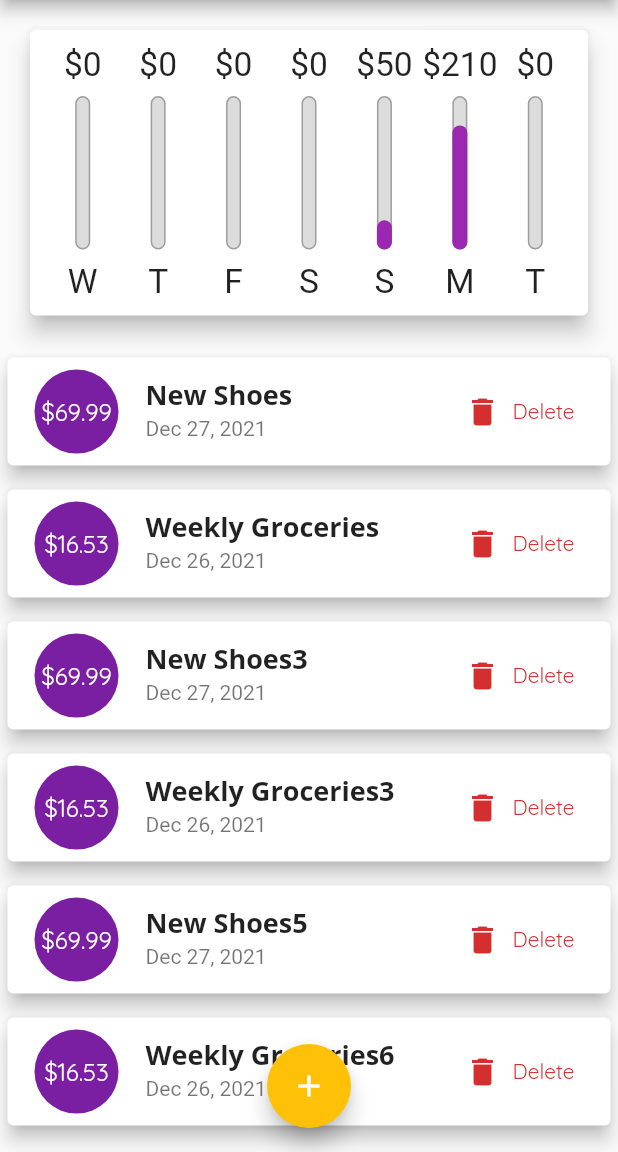
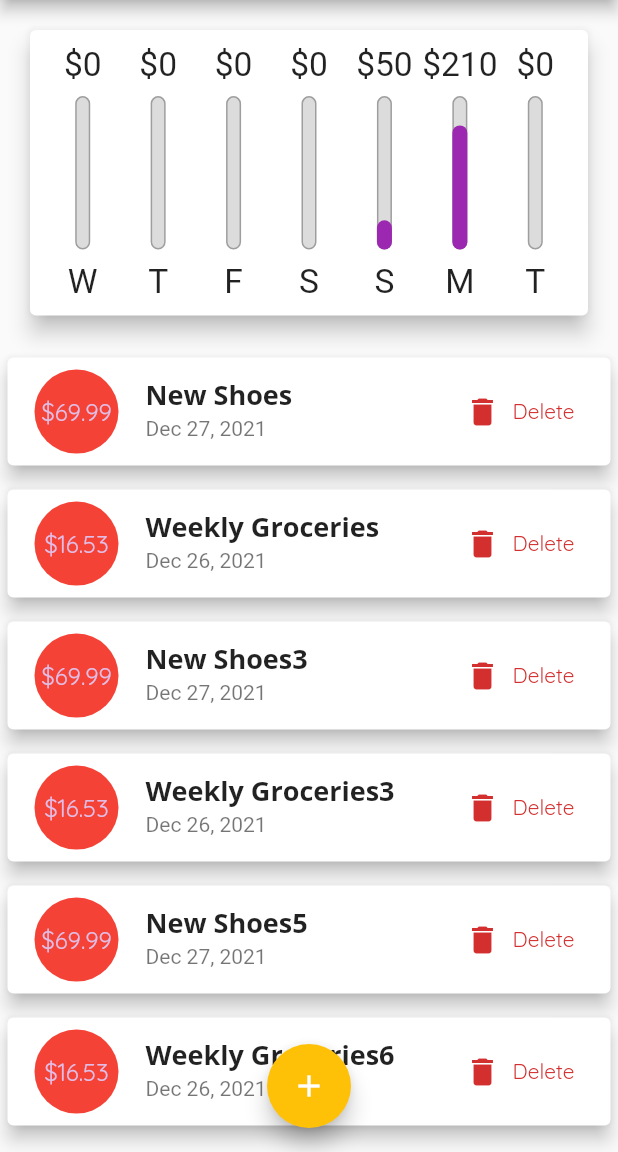
Before and after one commit to jcalderita/course-max-flutter, a Flutter app: the screen it shows after launch, on a phone screen of 412 x 824 dp, the part 84-1236 px from its top. Run offline on Flutter 3.47's test engine with Material 2 defaults, Android fonts, the phone set to English and light mode, and no system bars.

Commit message:
Complete module

```diff
--- a/personal_expenses/lib/main.dart
+++ b/personal_expenses/lib/main.dart
@@ -153,13 +153,51 @@ class _MyHomePageState extends State<MyHomePage> {
         builder: (_) => NewTransaction(_addNewTransact),
       );
 
-  @override
-  Widget build(BuildContext context) {
-    final _mediaQuery = MediaQuery.of(context);
+  List<Widget> _buildLandscapeContent(MediaQueryData _mediaQuery,
+          PreferredSizeWidget _appBar, SizedBox _txtListWidget) =>
+      [
+        Row(
+          mainAxisAlignment: MainAxisAlignment.center,
+          children: [
+            Text(
+              'Show Chart',
+              style: Theme.of(context).textTheme.headline6,
+            ),
+            Switch.adaptive(
+                activeColor: Theme.of(context).colorScheme.secondary,
+                value: _showChart,
+                onChanged: (value) => setState(
+                      () {
+                        _showChart = value;
+                      },
+                    )),
+          ],
+        ),
+        _showChart
+            ? SizedBox(
+                height: (_mediaQuery.size.height -
+                        _appBar.preferredSize.height -
+                        _mediaQuery.padding.vertical) *
+                    0.7,
+                child: Chart(_recentTransactions),
+              )
+            : _txtListWidget
+      ];
 
-    final _isLandscape = _mediaQuery.orientation == Orientation.landscape;
+  List<Widget> _buildPortraitContent(MediaQueryData _mediaQuery,
+          PreferredSizeWidget _appBar, SizedBox _txtListWidget) =>
+      [
+        SizedBox(
+          height: (_mediaQuery.size.height -
+                  _appBar.preferredSize.height -
+                  _mediaQuery.padding.vertical) *
+              0.3,
+          child: Chart(_recentTransactions),
+        ),
+        _txtListWidget
+      ];
 
-    final PreferredSizeWidget _appBar = (Platform.isIOS
+  PreferredSizeWidget _buildAppBar() => (Platform.isIOS
       ? CupertinoNavigationBar(
           middle: const Text('Personal Expenses'),
           trailing: Row(
@@ -185,6 +223,14 @@ class _MyHomePageState extends State<MyHomePage> {
           ],
         ) as PreferredSizeWidget);
 
+  @override
+  Widget build(BuildContext context) {
+    final _mediaQuery = MediaQuery.of(context);
+
+    final _isLandscape = _mediaQuery.orientation == Orientation.landscape;
+
+    final PreferredSizeWidget _appBar = _buildAppBar();
+
     final txtListWidget = SizedBox(
       height: (_mediaQuery.size.height -
               _appBar.preferredSize.height -
@@ -199,42 +245,17 @@ class _MyHomePageState extends State<MyHomePage> {
         crossAxisAlignment: CrossAxisAlignment.stretch,
         children: [
           if (_isLandscape)
-            Row(
-              mainAxisAlignment: MainAxisAlignment.center,
-              children: [
-                Text(
-                  'Show Chart',
-                  style: Theme.of(context).textTheme.headline6,
-                ),
-                Switch.adaptive(
-                    activeColor: Theme.of(context).colorScheme.secondary,
-                    value: _showChart,
-                    onChanged: (value) => setState(
-                          () {
-                            _showChart = value;
-                          },
-                        )),
-              ],
+            ..._buildLandscapeContent(
+              _mediaQuery,
+              _appBar,
+              txtListWidget,
             ),
           if (!_isLandscape)
-            SizedBox(
-              height: (_mediaQuery.size.height -
-                      _appBar.preferredSize.height -
-                      _mediaQuery.padding.vertical) *
-                  0.3,
-              child: Chart(_recentTransactions),
+            ..._buildPortraitContent(
+              _mediaQuery,
+              _appBar,
+              txtListWidget,
             ),
-          if (!_isLandscape) txtListWidget,
-          if (_isLandscape)
-            _showChart
-                ? SizedBox(
-                    height: (_mediaQuery.size.height -
-                            _appBar.preferredSize.height -
-                            _mediaQuery.padding.vertical) *
-                        0.7,
-                    child: Chart(_recentTransactions),
-                  )
-                : txtListWidget,
         ],
       ),
     ));
--- /dev/null
+++ b/personal_expenses/lib/widgets/transaction_item.dart
@@ -0,0 +1,89 @@
+import 'dart:math';
+
+import 'package:flutter/material.dart';
+import 'package:intl/intl.dart';
+import 'package:personal_expenses/models/transaction.dart';
+
+class TransactionItem extends StatefulWidget {
+  const TransactionItem({
+    Key? key,
+    required Transaction transaction,
+    required Function deleteTransaction,
+  })  : _transaction = transaction,
+        _deleteTransaction = deleteTransaction,
+        super(key: key);
+
+  final Transaction _transaction;
+  final Function _deleteTransaction;
+
+  @override
+  State<TransactionItem> createState() => _TransactionItemState();
+}
+
+class _TransactionItemState extends State<TransactionItem> {
+  Color? _bgColor;
+  final avilableColors = [
+    Colors.red,
+    Colors.black,
+    Colors.blue,
+    Colors.purple,
+  ];
+
+  @override
+  void initState() {
+    _bgColor = avilableColors[Random().nextInt(4)];
+    super.initState();
+  }
+
+  @override
+  Widget build(BuildContext context) {
+    return Card(
+      elevation: 5,
+      margin: const EdgeInsets.symmetric(
+        horizontal: 5.0,
+        vertical: 8.0,
+      ),
+      child: ListTile(
+        leading: CircleAvatar(
+          backgroundColor: _bgColor,
+          child: Padding(
+            padding: const EdgeInsets.all(6.0),
+            child: FittedBox(
+              child: Text(
+                '\$${widget._transaction.amount.toStringAsFixed(2)}',
+              ),
+            ),
+          ),
+          radius: 30.0,
+        ),
+        title: Text(
+          widget._transaction.title,
+          style: Theme.of(context).textTheme.headline6,
+        ),
+        subtitle: Text(
+          DateFormat.yMMMd().format(widget._transaction.date),
+        ),
+        trailing: MediaQuery.of(context).size.width > 360
+            ? TextButton.icon(
+                style: TextButton.styleFrom(
+                  primary: Theme.of(context).errorColor,
+                ),
+                onPressed: () =>
+                    widget._deleteTransaction(widget._transaction.id),
+                icon: Icon(
+                  Icons.delete,
+                  color: Theme.of(context).errorColor,
+                ),
+                label: const Text('Delete'))
+            : IconButton(
+                onPressed: () =>
+                    widget._deleteTransaction(widget._transaction.id),
+                icon: Icon(
+                  Icons.delete,
+                  color: Theme.of(context).errorColor,
+                ),
+              ),
+      ),
+    );
+  }
+}
--- a/personal_expenses/lib/widgets/transaction_list.dart
+++ b/personal_expenses/lib/widgets/transaction_list.dart
@@ -1,6 +1,6 @@
 import 'package:flutter/material.dart';
-import 'package:intl/intl.dart';
 import 'package:personal_expenses/models/transaction.dart';
+import 'package:personal_expenses/widgets/transaction_item.dart';
 
 class TransactionList extends StatelessWidget {
   const TransactionList(this.transactions, this._deleteTransaction, {Key? key})
@@ -32,55 +32,13 @@ class TransactionList extends StatelessWidget {
                     ),
                   ],
                 ))
-        : ListView.builder(
-            itemBuilder: (context, index) => Card(
-              elevation: 5,
-              margin: const EdgeInsets.symmetric(
-                horizontal: 5.0,
-                vertical: 8.0,
-              ),
-              child: ListTile(
-                leading: CircleAvatar(
-                  child: Padding(
-                    padding: const EdgeInsets.all(6.0),
-                    child: FittedBox(
-                      child: Text(
-                        '\$${transactions[index].amount.toStringAsFixed(2)}',
-                      ),
-                    ),
-                  ),
-                  radius: 30.0,
-                ),
-                title: Text(
-                  transactions[index].title,
-                  style: Theme.of(context).textTheme.headline6,
-                ),
-                subtitle: Text(
-                  DateFormat.yMMMd().format(transactions[index].date),
-                ),
-                trailing: MediaQuery.of(context).size.width > 360
-                    ? TextButton.icon(
-                        style: TextButton.styleFrom(
-                          primary: Theme.of(context).errorColor,
-                        ),
-                        onPressed: () =>
-                            _deleteTransaction(transactions[index].id),
-                        icon: Icon(
-                          Icons.delete,
-                          color: Theme.of(context).errorColor,
-                        ),
-                        label: const Text('Delete'))
-                    : IconButton(
-                        onPressed: () =>
-                            _deleteTransaction(transactions[index].id),
-                        icon: Icon(
-                          Icons.delete,
-                          color: Theme.of(context).errorColor,
-                        ),
-                      ),
-              ),
-            ),
-            itemCount: transactions.length,
-          );
+        : ListView(
+            children: transactions
+                .map((tx) => TransactionItem(
+                      key: ValueKey(tx.id),
+                      transaction: tx,
+                      deleteTransaction: _deleteTransaction,
+                    ))
+                .toList());
   }
 }
```
Lines whose indentation alone changed are shown as unchanged.
